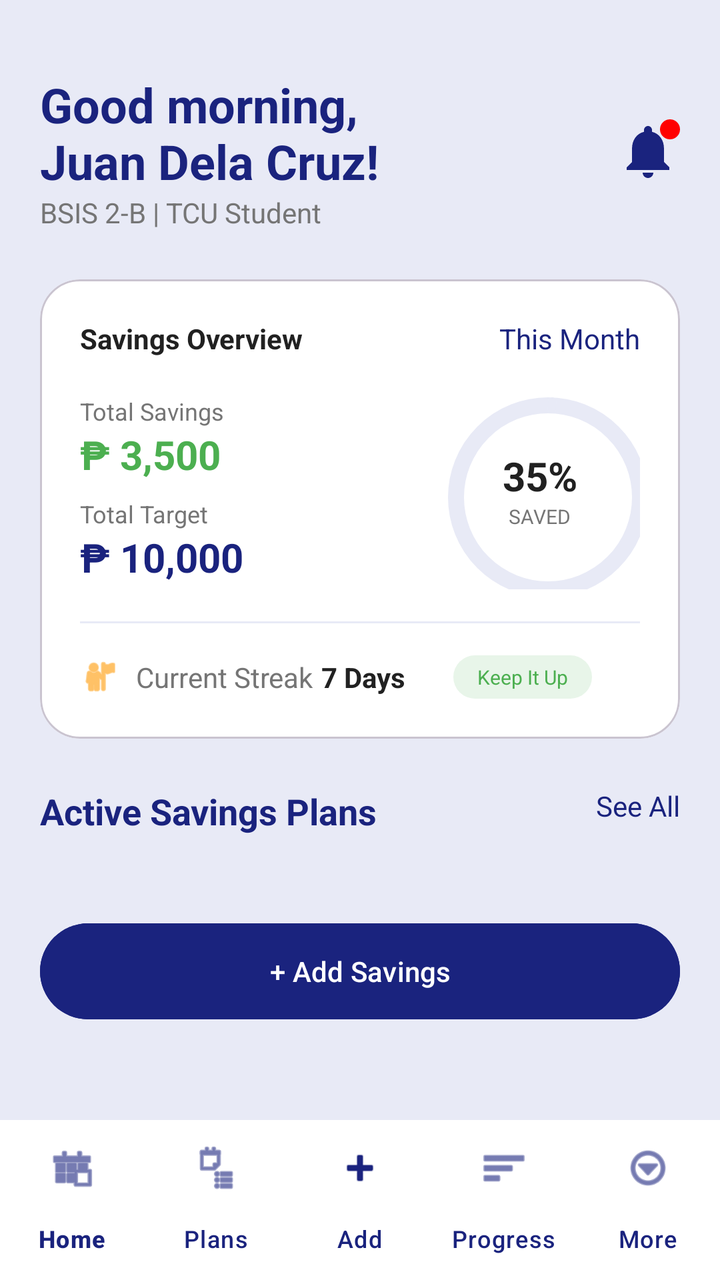
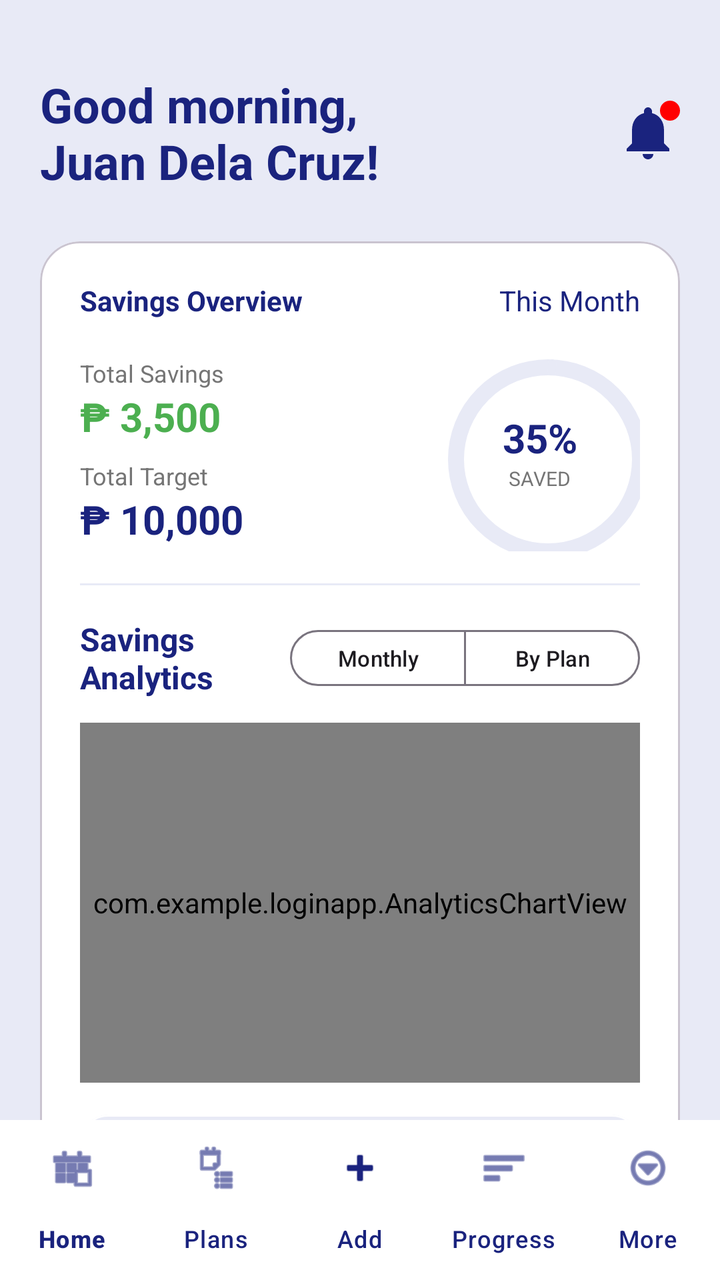

An Android layout rendered at two revisions. The XML below is the earlier revision; the diff shows what the commit changed to produce the second picture.
<!-- AndroidManifest.xml: application theme Theme.Savingsly -->
<!-- res/layout/activity_main.xml -->
<?xml version="1.0" encoding="utf-8"?>
<androidx.coordinatorlayout.widget.CoordinatorLayout xmlns:android="http://schemas.android.com/apk/res/android"
    xmlns:app="http://schemas.android.com/apk/res-auto"
    xmlns:tools="http://schemas.android.com/tools"
    android:layout_width="match_parent"
    android:layout_height="match_parent"
    android:background="@color/finly_blue_light">

    <androidx.core.widget.NestedScrollView
        android:layout_width="match_parent"
        android:layout_height="match_parent"
        android:paddingBottom="80dp"
        app:layout_behavior="@string/appbar_scrolling_view_behavior">

        <LinearLayout
            android:layout_width="match_parent"
            android:layout_height="wrap_content"
            android:orientation="vertical"
            android:padding="20dp">

            
            <RelativeLayout
                android:layout_width="match_parent"
                android:layout_height="wrap_content"
                android:layout_marginTop="16dp">

                <TextView
                    android:id="@+id/tv_greeting"
                    android:layout_width="wrap_content"
                    android:layout_height="wrap_content"
                    android:text="Good morning,\nJuan Dela Cruz!"
                    android:textSize="24sp"
                    android:textStyle="bold"
                    android:textColor="@color/finly_blue" />

                <TextView
                    android:id="@+id/tv_student_info"
                    android:layout_width="wrap_content"
                    android:layout_height="wrap_content"
                    android:layout_below="@id/tv_greeting"
                    android:text="BSIS 2-B | TCU Student"
                    android:textSize="14sp"
                    android:textColor="@color/finly_text_secondary" />

                <FrameLayout
                    android:layout_width="wrap_content"
                    android:layout_height="wrap_content"
                    android:layout_alignParentEnd="true"
                    android:layout_centerVertical="true">

                    <ImageView
                        android:layout_width="32dp"
                        android:layout_height="32dp"
                        android:src="@drawable/ic_notifications"
                        app:tint="@color/finly_blue" />

                    <View
                        android:layout_width="10dp"
                        android:layout_height="10dp"
                        android:layout_gravity="top|end"
                        android:background="@drawable/badge_dot" />
                </FrameLayout>
            </RelativeLayout>

            
            <com.google.android.material.card.MaterialCardView
                android:layout_width="match_parent"
                android:layout_height="wrap_content"
                android:layout_marginTop="24dp"
                app:cardCornerRadius="20dp"
                app:cardElevation="0dp"
                app:cardBackgroundColor="@color/white">

                <LinearLayout
                    android:layout_width="match_parent"
                    android:layout_height="wrap_content"
                    android:orientation="vertical"
                    android:padding="20dp">

                    <RelativeLayout
                        android:layout_width="match_parent"
                        android:layout_height="wrap_content">

                        <TextView
                            android:layout_width="wrap_content"
                            android:layout_height="wrap_content"
                            android:text="@string/savings_overview"
                            android:textStyle="bold"
                            android:textColor="@color/finly_text_primary" />

                        <TextView
                            android:layout_width="wrap_content"
                            android:layout_height="wrap_content"
                            android:layout_alignParentEnd="true"
                            android:text="@string/this_month"
                            android:textColor="@color/finly_blue" />
                    </RelativeLayout>

                    <LinearLayout
                        android:layout_width="match_parent"
                        android:layout_height="wrap_content"
                        android:orientation="horizontal"
                        android:layout_marginTop="16dp"
                        android:gravity="center_vertical">

                        <LinearLayout
                            android:layout_width="0dp"
                            android:layout_height="wrap_content"
                            android:layout_weight="1"
                            android:orientation="vertical">

                            <TextView
                                android:layout_width="wrap_content"
                                android:layout_height="wrap_content"
                                android:text="@string/total_savings"
                                android:textSize="12sp"
                                android:textColor="@color/finly_text_secondary" />

                            <TextView
                                android:id="@+id/tv_total_savings"
                                android:layout_width="wrap_content"
                                android:layout_height="wrap_content"
                                android:text="₱ 3,500"
                                android:textSize="20sp"
                                android:textStyle="bold"
                                android:textColor="@color/finly_green" />

                            <TextView
                                android:layout_width="wrap_content"
                                android:layout_height="wrap_content"
                                android:layout_marginTop="8dp"
                                android:text="@string/total_target"
                                android:textSize="12sp"
                                android:textColor="@color/finly_text_secondary" />

                            <TextView
                                android:id="@+id/tv_total_target"
                                android:layout_width="wrap_content"
                                android:layout_height="wrap_content"
                                android:text="₱ 10,000"
                                android:textSize="20sp"
                                android:textStyle="bold"
                                android:textColor="@color/finly_blue" />
                        </LinearLayout>

                        <FrameLayout
                            android:layout_width="100dp"
                            android:layout_height="100dp">

                            <com.google.android.material.progressindicator.CircularProgressIndicator
                                android:id="@+id/total_progress_circular"
                                android:layout_width="match_parent"
                                android:layout_height="match_parent"
                                app:indicatorSize="100dp"
                                app:trackThickness="8dp"
                                app:indicatorColor="@color/finly_green"
                                app:trackColor="@color/finly_blue_light"
                                android:progress="35" />

                            <LinearLayout
                                android:layout_width="match_parent"
                                android:layout_height="match_parent"
                                android:orientation="vertical"
                                android:gravity="center">

                                <TextView
                                    android:id="@+id/tv_total_progress_percent"
                                    android:layout_width="wrap_content"
                                    android:layout_height="wrap_content"
                                    android:text="35%"
                                    android:textSize="20sp"
                                    android:textStyle="bold"
                                    android:textColor="@color/finly_text_primary" />

                                <TextView
                                    android:layout_width="wrap_content"
                                    android:layout_height="wrap_content"
                                    android:text="@string/saved_percent"
                                    android:textSize="10sp"
                                    android:textColor="@color/finly_text_secondary" />
                            </LinearLayout>
                        </FrameLayout>
                    </LinearLayout>

                    <View
                        android:layout_width="match_parent"
                        android:layout_height="1dp"
                        android:background="@color/finly_blue_light"
                        android:layout_marginTop="16dp" />

                    <LinearLayout
                        android:layout_width="match_parent"
                        android:layout_height="wrap_content"
                        android:orientation="horizontal"
                        android:layout_marginTop="16dp"
                        android:gravity="center_vertical">

                        <ImageView
                            android:layout_width="20dp"
                            android:layout_height="20dp"
                            android:src="@android:drawable/ic_menu_myplaces"
                            app:tint="#FF9800" />

                        <TextView
                            android:layout_width="wrap_content"
                            android:layout_height="wrap_content"
                            android:text="@string/current_streak"
                            android:layout_marginStart="8dp"
                            android:textColor="@color/finly_text_secondary" />

                        <TextView
                            android:id="@+id/tv_streak_days"
                            android:layout_width="wrap_content"
                            android:layout_height="wrap_content"
                            android:text="7 Days"
                            android:layout_marginStart="4dp"
                            android:textStyle="bold"
                            android:textColor="@color/finly_text_primary" />

                        <TextView
                            android:layout_width="wrap_content"
                            android:layout_height="wrap_content"
                            android:layout_marginStart="24dp"
                            android:paddingHorizontal="12dp"
                            android:paddingVertical="4dp"
                            android:background="@drawable/badge_green"
                            android:text="Keep It Up"
                            android:textSize="10sp"
                            android:textColor="@color/finly_green" />
                    </LinearLayout>
                </LinearLayout>
            </com.google.android.material.card.MaterialCardView>

            
            <RelativeLayout
                android:layout_width="match_parent"
                android:layout_height="wrap_content"
                android:layout_marginTop="24dp">

                <TextView
                    android:layout_width="wrap_content"
                    android:layout_height="wrap_content"
                    android:text="@string/active_plans"
                    android:textSize="18sp"
                    android:textStyle="bold"
                    android:textColor="@color/finly_blue" />

                <TextView
                    android:layout_width="wrap_content"
                    android:layout_height="wrap_content"
                    android:layout_alignParentEnd="true"
                    android:text="@string/see_all"
                    android:textColor="@color/finly_blue" />
            </RelativeLayout>

            <androidx.recyclerview.widget.RecyclerView
                android:id="@+id/rv_plans"
                android:layout_width="match_parent"
                android:layout_height="wrap_content"
                android:layout_marginTop="16dp"
                android:nestedScrollingEnabled="false"
                tools:listitem="@layout/item_saving_plan" />

            <Button
                android:id="@+id/btn_dashboard_add_saving"
                android:layout_width="match_parent"
                android:layout_height="56dp"
                android:layout_marginTop="24dp"
                android:text="@string/add_savings_btn"
                android:textColor="@color/white"
                android:backgroundTint="@color/finly_blue"
                app:shapeAppearanceOverlay="@style/ShapeAppearanceOverlay.Material3.Button.Rounded" />

        </LinearLayout>
    </androidx.core.widget.NestedScrollView>

    <com.google.android.material.bottomnavigation.BottomNavigationView
        android:id="@+id/bottom_navigation"
        android:layout_width="match_parent"
        android:layout_height="wrap_content"
        android:layout_gravity="bottom"
        android:background="@color/white"
        app:itemIconTint="@color/finly_blue"
        app:itemTextColor="@color/finly_blue"
        app:menu="@menu/bottom_nav_menu"
        app:labelVisibilityMode="labeled" />

</androidx.coordinatorlayout.widget.CoordinatorLayout>
<!-- res/layout/item_saving_plan.xml (included above) -->
<?xml version="1.0" encoding="utf-8"?>
<com.google.android.material.card.MaterialCardView xmlns:android="http://schemas.android.com/apk/res/android"
    xmlns:app="http://schemas.android.com/apk/res-auto"
    android:layout_width="match_parent"
    android:layout_height="wrap_content"
    android:layout_marginBottom="12dp"
    app:cardCornerRadius="16dp"
    app:cardElevation="0dp"
    app:cardBackgroundColor="@color/white">

    <LinearLayout
        android:layout_width="match_parent"
        android:layout_height="wrap_content"
        android:orientation="horizontal"
        android:padding="16dp"
        android:gravity="center_vertical">

        <View
            android:id="@+id/v_plan_icon"
            android:layout_width="40dp"
            android:layout_height="40dp"
            android:background="@drawable/badge_green" />

        <LinearLayout
            android:layout_width="0dp"
            android:layout_height="wrap_content"
            android:layout_weight="1"
            android:layout_marginStart="16dp"
            android:orientation="vertical">

            <TextView
                android:id="@+id/tv_plan_name"
                android:layout_width="wrap_content"
                android:layout_height="wrap_content"
                android:text="School Project"
                android:textSize="16sp"
                android:textStyle="bold"
                android:textColor="@color/finly_text_primary" />

            <TextView
                android:id="@+id/tv_plan_amounts"
                android:layout_width="wrap_content"
                android:layout_height="wrap_content"
                android:text="₱ 2,750 / ₱ 5,000"
                android:textSize="12sp"
                android:textColor="@color/finly_text_secondary" />

            <com.google.android.material.progressindicator.LinearProgressIndicator
                android:id="@+id/plan_progress_bar"
                android:layout_width="match_parent"
                android:layout_height="wrap_content"
                android:layout_marginTop="8dp"
                app:indicatorColor="@color/finly_green"
                app:trackColor="@color/finly_blue_light"
                app:trackThickness="6dp"
                app:trackCornerRadius="3dp"
                android:progress="55" />

        </LinearLayout>

        <TextView
            android:id="@+id/tv_plan_percent"
            android:layout_width="wrap_content"
            android:layout_height="wrap_content"
            android:layout_marginStart="16dp"
            android:text="55%"
            android:textSize="14sp"
            android:textStyle="bold"
            android:textColor="@color/finly_text_primary" />

    </LinearLayout>

</com.google.android.material.card.MaterialCardView>
<!-- resources referenced by this layout -->
<resources>
  <color name="finly_blue">#1A237E</color>
  <color name="finly_blue_light">#E8EAF6</color>
  <color name="finly_green">#4CAF50</color>
  <color name="finly_text_primary">#212121</color>
  <color name="finly_text_secondary">#757575</color>
  <color name="white">#FFFFFFFF</color>
  <!-- drawable badge_dot (drawable) -->
  <shape xmlns:android="http://schemas.android.com/apk/res/android" android:shape="oval">
      <solid android:color="#FF0000" />
      <size android:width="8dp" android:height="8dp" />
  </shape>
  <!-- drawable badge_green (drawable) -->
  <shape xmlns:android="http://schemas.android.com/apk/res/android">
      <solid android:color="@color/finly_green_light" />
      <corners android:radius="12dp" />
  </shape>
  <!-- drawable ic_notifications (drawable) -->
  <vector xmlns:android="http://schemas.android.com/apk/res/android"
      android:width="24dp"
      android:height="24dp"
      android:viewportWidth="24"
      android:viewportHeight="24">
      <path
          android:fillColor="#FF000000"
          android:pathData="M12,22c1.1,0 2,-0.9 2,-2h-4c0,1.1 0.9,2 2,2zM18,16v-5c0,-3.07 -1.63,-5.64 -4.5,-6.32V4c0,-0.83 -0.67,-1.5 -1.5,-1.5s-1.5,0.67 -1.5,1.5v0.68C7.64,5.36 6,7.92 6,11v5l-2,2v1h16v-1l-2,-2z"/>
  </vector>
  <string name="active_plans">Active Savings Plans</string>
  <string name="add_savings_btn">+ Add Savings</string>
  <string name="current_streak">Current Streak</string>
  <string name="saved_percent">SAVED</string>
  <string name="savings_overview">Savings Overview</string>
  <string name="see_all">See All</string>
  <string name="this_month">This Month</string>
  <string name="total_savings">Total Savings</string>
  <string name="total_target">Total Target</string>
  <style name="ShapeAppearanceOverlay.Material3.Button.Rounded" parent="">
          <item name="cornerSize">28dp</item>
      </style>
  <style name="Theme.Savingsly" parent="Base.Theme.Savingsly" />
  <color name="finly_green_light">#E8F5E9</color>
  <style name="Base.Theme.Savingsly" parent="Theme.Material3.DayNight.NoActionBar">
          
          <item name="colorPrimary">@color/finly_blue</item>
          <item name="colorSecondary">@color/finly_green</item>
      </style>
</resources>

<!-- the commit's change to res/layout/activity_main.xml (unified diff, before → after) -->
@@ -38,23 +38,29 @@
                     android:layout_width="wrap_content"
                     android:layout_height="wrap_content"
                     android:layout_below="@id/tv_greeting"
-                    android:text="BSIS 2-B | TCU Student"
+                    android:visibility="gone"
                     android:textSize="14sp"
                     android:textColor="@color/finly_text_secondary" />
 
                 <FrameLayout
+                    android:id="@+id/fl_notification_container"
                     android:layout_width="wrap_content"
                     android:layout_height="wrap_content"
                     android:layout_alignParentEnd="true"
-                    android:layout_centerVertical="true">
+                    android:layout_centerVertical="true"
+                    android:clickable="true"
+                    android:focusable="true"
+                    android:background="?attr/selectableItemBackgroundBorderless">
 
                     <ImageView
+                        android:id="@+id/iv_notifications"
                         android:layout_width="32dp"
                         android:layout_height="32dp"
                         android:src="@drawable/ic_notifications"
                         app:tint="@color/finly_blue" />
 
                     <View
+                        android:id="@+id/v_notification_badge"
                         android:layout_width="10dp"
                         android:layout_height="10dp"
                         android:layout_gravity="top|end"
@@ -64,6 +70,7 @@
 
             
             <com.google.android.material.card.MaterialCardView
+                android:id="@+id/card_savings_overview"
                 android:layout_width="match_parent"
                 android:layout_height="wrap_content"
                 android:layout_marginTop="24dp"
@@ -86,7 +93,7 @@
                             android:layout_height="wrap_content"
                             android:text="@string/savings_overview"
                             android:textStyle="bold"
-                            android:textColor="@color/finly_text_primary" />
+                            android:textColor="@color/finly_blue" />
 
                         <TextView
                             android:layout_width="wrap_content"
@@ -170,7 +177,7 @@
                                     android:text="35%"
                                     android:textSize="20sp"
                                     android:textStyle="bold"
-                                    android:textColor="@color/finly_text_primary" />
+                                    android:textColor="@color/finly_blue" />
 
                                 <TextView
                                     android:layout_width="wrap_content"
@@ -188,6 +195,155 @@
                         android:background="@color/finly_blue_light"
                         android:layout_marginTop="16dp" />
 
+                    
+                    <LinearLayout
+                        android:layout_width="match_parent"
+                        android:layout_height="wrap_content"
+                        android:layout_marginTop="16dp"
+                        android:orientation="horizontal"
+                        android:gravity="center_vertical">
+
+                        <TextView
+                            android:layout_width="0dp"
+                            android:layout_height="wrap_content"
+                            android:layout_weight="1"
+                            android:text="Savings Analytics"
+                            android:textStyle="bold"
+                            android:textSize="16sp"
+                            android:textColor="@color/finly_blue" />
+
+                        <com.google.android.material.button.MaterialButtonToggleGroup
+                            android:id="@+id/toggle_analytics_mode"
+                            android:layout_width="wrap_content"
+                            android:layout_height="36dp"
+                            app:singleSelection="true"
+                            app:selectionRequired="true">
+
+                            <Button
+                                android:id="@+id/btn_chart_monthly"
+                                style="@style/Widget.Material3.Button.OutlinedButton"
+                                android:layout_width="wrap_content"
+                                android:layout_height="match_parent"
+                                android:text="Monthly"
+                                android:textSize="11sp"
+                                android:paddingHorizontal="10dp" />
+
+                            <Button
+                                android:id="@+id/btn_chart_plans"
+                                style="@style/Widget.Material3.Button.OutlinedButton"
+                                android:layout_width="wrap_content"
+                                android:layout_height="match_parent"
+                                android:text="By Plan"
+                                android:textSize="11sp"
+                                android:paddingHorizontal="10dp" />
+                        </com.google.android.material.button.MaterialButtonToggleGroup>
+                    </LinearLayout>
+
+                    
+                    <com.example.loginapp.AnalyticsChartView
+                        android:id="@+id/analytics_chart_view"
+                        android:layout_width="match_parent"
+                        android:layout_height="180dp"
+                        android:layout_marginTop="12dp" />
+
+                    
+                    <com.google.android.material.card.MaterialCardView
+                        android:layout_width="match_parent"
+                        android:layout_height="wrap_content"
+                        android:layout_marginTop="16dp"
+                        app:cardCornerRadius="14dp"
+                        app:cardElevation="0dp"
+                        app:cardBackgroundColor="@color/finly_blue_light"
+                        app:strokeColor="@color/white"
+                        app:strokeWidth="1dp">
+
+                        <LinearLayout
+                            android:layout_width="match_parent"
+                            android:layout_height="wrap_content"
+                            android:orientation="horizontal"
+                            android:padding="14dp"
+                            android:weightSum="3">
+
+                            <LinearLayout
+                                android:layout_width="0dp"
+                                android:layout_height="wrap_content"
+                                android:layout_weight="1"
+                                android:gravity="center"
+                                android:orientation="vertical">
+
+                                <TextView
+                                    android:layout_width="wrap_content"
+                                    android:layout_height="wrap_content"
+                                    android:text="Avg / Month"
+                                    android:textSize="11sp"
+                                    android:textColor="@color/finly_text_secondary" />
+
+                                <TextView
+                                    android:id="@+id/tv_avg_monthly_savings"
+                                    android:layout_width="wrap_content"
+                                    android:layout_height="wrap_content"
+                                    android:text="₱ 0.00"
+                                    android:textSize="14sp"
+                                    android:textStyle="bold"
+                                    android:textColor="@color/finly_blue" />
+                            </LinearLayout>
+
+                            <LinearLayout
+                                android:layout_width="0dp"
+                                android:layout_height="wrap_content"
+                                android:layout_weight="1"
+                                android:gravity="center"
+                                android:orientation="vertical">
+
+                                <TextView
+                                    android:layout_width="wrap_content"
+                                    android:layout_height="wrap_content"
+                                    android:text="Highest"
+                                    android:textSize="11sp"
+                                    android:textColor="@color/finly_text_secondary" />
+
+                                <TextView
+                                    android:id="@+id/tv_highest_period"
+                                    android:layout_width="wrap_content"
+                                    android:layout_height="wrap_content"
+                                    android:text="₱ 0.00"
+                                    android:textSize="14sp"
+                                    android:textStyle="bold"
+                                    android:textColor="@color/finly_green" />
+                            </LinearLayout>
+
+                            <LinearLayout
+                                android:layout_width="0dp"
+                                android:layout_height="wrap_content"
+                                android:layout_weight="1"
+                                android:gravity="center"
+                                android:orientation="vertical">
+
+                                <TextView
+                                    android:layout_width="wrap_content"
+                                    android:layout_height="wrap_content"
+                                    android:text="Goal Achieved"
+                                    android:textSize="11sp"
+                                    android:textColor="@color/finly_text_secondary" />
+
+                                <TextView
+                                    android:id="@+id/tv_completion_rate"
+                                    android:layout_width="wrap_content"
+                                    android:layout_height="wrap_content"
+                                    android:text="0%"
+                                    android:textSize="14sp"
+                                    android:textStyle="bold"
+                                    android:textColor="@color/finly_blue" />
+                            </LinearLayout>
+                        </LinearLayout>
+                    </com.google.android.material.card.MaterialCardView>
+
+                    <View
+                        android:layout_width="match_parent"
+                        android:layout_height="1dp"
+                        android:background="@color/finly_blue_light"
+                        android:layout_marginTop="16dp" />
+
                     <LinearLayout
                         android:layout_width="match_parent"
                         android:layout_height="wrap_content"
@@ -215,7 +371,7 @@
                             android:text="7 Days"
                             android:layout_marginStart="4dp"
                             android:textStyle="bold"
-                            android:textColor="@color/finly_text_primary" />
+                            android:textColor="@color/finly_blue" />
 
                         <TextView
                             android:layout_width="wrap_content"
@@ -232,44 +388,52 @@
             </com.google.android.material.card.MaterialCardView>
 
             
-            <RelativeLayout
+            <LinearLayout
+                android:id="@+id/layout_active_plans"
                 android:layout_width="match_parent"
                 android:layout_height="wrap_content"
-                android:layout_marginTop="24dp">
-
-                <TextView
-                    android:layout_width="wrap_content"
+                android:orientation="vertical">
+
+                <RelativeLayout
+                    android:layout_width="match_parent"
                     android:layout_height="wrap_content"
-                    android:text="@string/active_plans"
-                    android:textSize="18sp"
-                    android:textStyle="bold"
-                    android:textColor="@color/finly_blue" />
-
-                <TextView
-                    android:layout_width="wrap_content"
+                    android:layout_marginTop="24dp">
+
+                    <TextView
+                        android:layout_width="wrap_content"
+                        android:layout_height="wrap_content"
+                        android:text="@string/active_plans"
+                        android:textSize="18sp"
+                        android:textStyle="bold"
+                        android:textColor="@color/finly_blue" />
+
+                    <TextView
+                        android:layout_width="wrap_content"
+                        android:layout_height="wrap_content"
+                        android:layout_alignParentEnd="true"
+                        android:text="@string/see_all"
+                        android:textColor="@color/finly_blue" />
+                </RelativeLayout>
+
+                <androidx.recyclerview.widget.RecyclerView
+                    android:id="@+id/rv_plans"
+                    android:layout_width="match_parent"
                     android:layout_height="wrap_content"
-                    android:layout_alignParentEnd="true"
-                    android:text="@string/see_all"
-                    android:textColor="@color/finly_blue" />
-            </RelativeLayout>
-
-            <androidx.recyclerview.widget.RecyclerView
-                android:id="@+id/rv_plans"
-                android:layout_width="match_parent"
-                android:layout_height="wrap_content"
-                android:layout_marginTop="16dp"
-                android:nestedScrollingEnabled="false"
-                tools:listitem="@layout/item_saving_plan" />
-
-            <Button
-                android:id="@+id/btn_dashboard_add_saving"
-                android:layout_width="match_parent"
-                android:layout_height="56dp"
-                android:layout_marginTop="24dp"
-                android:text="@string/add_savings_btn"
-                android:textColor="@color/white"
-                android:backgroundTint="@color/finly_blue"
-                app:shapeAppearanceOverlay="@style/ShapeAppearanceOverlay.Material3.Button.Rounded" />
+                    android:layout_marginTop="16dp"
+                    android:nestedScrollingEnabled="false"
+                    tools:listitem="@layout/item_saving_plan" />
+
+                <Button
+                    android:id="@+id/btn_dashboard_add_saving"
+                    android:layout_width="match_parent"
+                    android:layout_height="56dp"
+                    android:layout_marginTop="24dp"
+                    android:text="@string/add_savings_btn"
+                    android:textColor="@color/white"
+                    android:backgroundTint="@color/finly_blue"
+                    app:shapeAppearanceOverlay="@style/ShapeAppearanceOverlay.Material3.Button.Rounded" />
+
+            </LinearLayout>
 
         </LinearLayout>
     </androidx.core.widget.NestedScrollView>
@@ -355,7 +519,7 @@
             android:text="55%"
             android:textSize="14sp"
             android:textStyle="bold"
-            android:textColor="@color/finly_text_primary" />
+            android:textColor="@color/finly_blue" />
 
     </LinearLayout>
 
